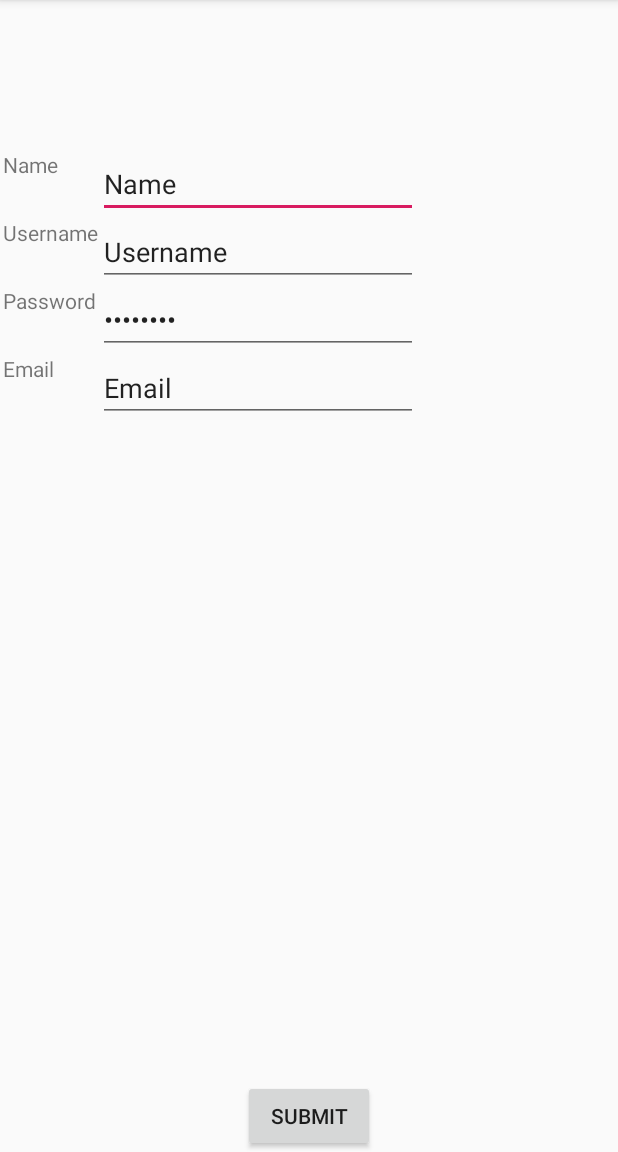
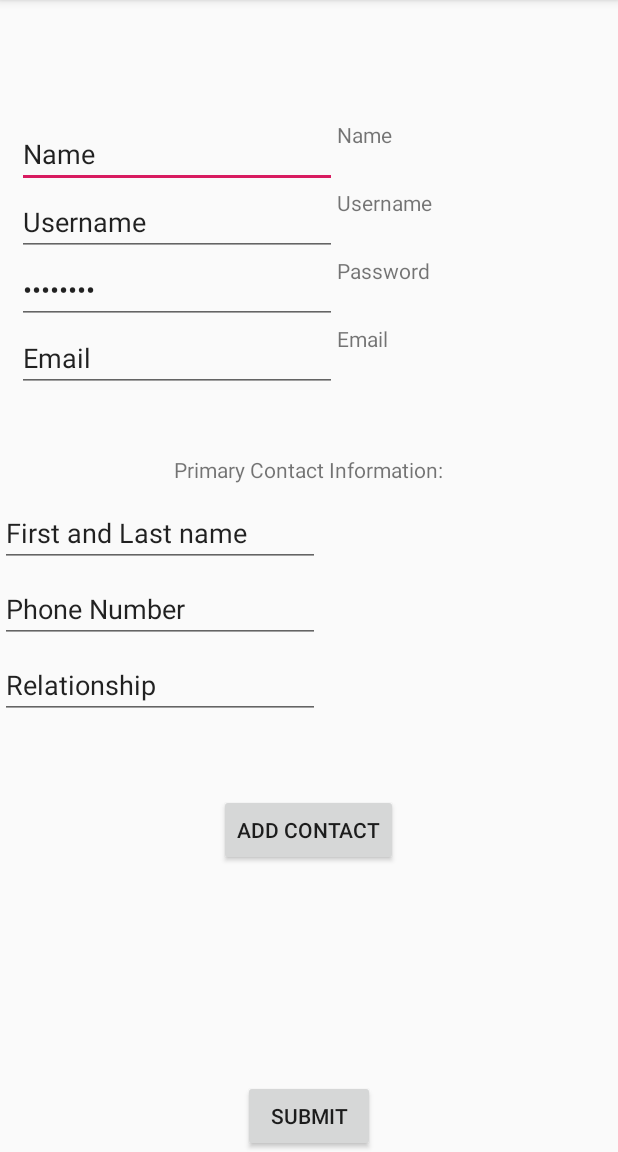
Before and after one commit to chsgwc/memory-loss-app, an Android app: the MakeAccount screen opened directly, with no data from a screen before it, on a phone screen of 412 x 824 dp, the part 84-1236 px from its top. Run offline under Robolectric (Android 15) with nearby library versions, the phone set to English and light mode, and no system bars.

Commit message:
can add unlimited contacts now, except placement is very off

```diff
--- a/MemoryLossApp/app/src/main/java/com/example/memorylossapp/MakeAccount.java
+++ b/MemoryLossApp/app/src/main/java/com/example/memorylossapp/MakeAccount.java
@@ -1,22 +1,30 @@
 package com.example.memorylossapp;
 
 import androidx.appcompat.app.AppCompatActivity;
+import androidx.constraintlayout.widget.ConstraintLayout;
 
+import android.app.ActionBar;
+import android.content.Context;
 import android.os.Bundle;
+import android.view.Gravity;
 import android.view.View;
 import android.widget.Button;
 import android.widget.EditText;
+import android.widget.TextView;
 import android.widget.Toast;
 
 public class MakeAccount extends AppCompatActivity {
     DatabaseHelper myDB;
     EditText editName, editUsername, editPassword, editEmail;
-    Button submitButton;
+    Button submitButton, addContactButton;
+    ConstraintLayout constraintLayout; //could be a linear layout if easier!!! (use this link:
 
     @Override
     protected void onCreate(Bundle savedInstanceState) {
         super.onCreate(savedInstanceState);
         setContentView(R.layout.activity_make_account);
+
+        constraintLayout = findViewById(R.id.ogConstraintLayout);
 
         //make instance of class: DatabaseHelper, calls constructor (create DB + table)!
         myDB = new DatabaseHelper(this);
@@ -26,10 +34,28 @@ public class MakeAccount extends AppCompatActivity {
         editPassword = (EditText) findViewById(R.id.passwordText);
         editEmail = (EditText) findViewById(R.id.emailEditText);
         submitButton = (Button) findViewById(R.id.submitBtn);
+        addContactButton = (Button) findViewById(R.id.addContactBtn);
+
+        //generate contacts on the screen
+        final Context context = getApplicationContext();
+        addContactButton.setOnClickListener(
+                new View.OnClickListener() {
+                    @Override
+                    public void onClick(View view) {
+                        //dynamically add buttons
+                        TextView textView = new TextView(context);
+                        textView.setText("made in JAVA CODE!!!!! BUT I CANT POSITION IT CORRECTLY");
+                        ConstraintLayout.LayoutParams textViewLayoutParams = new ConstraintLayout.LayoutParams(ConstraintLayout.LayoutParams.WRAP_CONTENT, ConstraintLayout.LayoutParams.WRAP_CONTENT);
+                        textView.setLayoutParams(textViewLayoutParams);
+                        constraintLayout.addView(textView);
+                    }
+                }
+        );
 
         AddData(); //method will be called whenever submit Button clicked!
     }
 
+    //storing data in database
     public void AddData() {
         submitButton.setOnClickListener(
                 new View.OnClickListener() {
@@ -44,4 +70,6 @@ public class MakeAccount extends AppCompatActivity {
                 }
         );
     }
+
+
 }
--- a/MemoryLossApp/app/src/main/res/layout/activity_make_account.xml
+++ b/MemoryLossApp/app/src/main/res/layout/activity_make_account.xml
@@ -2,17 +2,16 @@
 <androidx.constraintlayout.widget.ConstraintLayout xmlns:android="http://schemas.android.com/apk/res/android"
     xmlns:app="http://schemas.android.com/apk/res-auto"
     xmlns:tools="http://schemas.android.com/tools"
+    android:id="@+id/ogConstraintLayout"
     android:layout_width="match_parent"
     android:layout_height="match_parent"
     tools:context=".MakeAccount">
 
     <TableLayout
         android:id="@+id/table"
-        android:layout_width="408dp"
-        android:layout_height="552dp"
-        android:layout_marginTop="16dp"
-        android:layout_marginBottom="32dp"
-        app:layout_constraintBottom_toBottomOf="parent"
+        android:layout_width="389dp"
+        android:layout_height="203dp"
+        android:layout_marginTop="80dp"
         app:layout_constraintEnd_toEndOf="parent"
         app:layout_constraintStart_toStartOf="parent"
         app:layout_constraintTop_toTopOf="parent">
@@ -21,10 +20,7 @@
             android:layout_width="match_parent"
             android:layout_height="match_parent"
             android:stretchColumns="1">
-            <TextView
-                android:layout_width="fill_parent"
-                android:layout_height="fill_parent"
-                android:text="Name" />
+
             <EditText
                 android:id="@+id/nameEditText"
                 android:layout_width="wrap_content"
@@ -33,7 +29,10 @@
                 android:inputType="textPersonName"
                 android:text="Name" />
 
-
+            <TextView
+                android:layout_width="fill_parent"
+                android:layout_height="fill_parent"
+                android:text="Name" />
 
 
         </TableRow>
@@ -42,10 +41,6 @@
             android:layout_width="match_parent"
             android:layout_height="match_parent"
             android:stretchColumns="2">
-            <TextView
-                android:layout_width="fill_parent"
-                android:layout_height="fill_parent"
-                android:text="Username" />
 
             <EditText
                 android:id="@+id/usernameEditText"
@@ -55,6 +50,10 @@
                 android:inputType="textPersonName"
                 android:text="Username" />
 
+            <TextView
+                android:layout_width="fill_parent"
+                android:layout_height="fill_parent"
+                android:text="Username" />
 
 
         </TableRow>
@@ -62,10 +61,7 @@
         <TableRow
             android:layout_width="match_parent"
             android:layout_height="match_parent">
-            <TextView
-                android:layout_width="fill_parent"
-                android:layout_height="fill_parent"
-                android:text="Password" />
+
             <EditText
                 android:id="@+id/passwordText"
                 android:layout_width="wrap_content"
@@ -74,7 +70,10 @@
                 android:inputType="textPassword"
                 android:text="Username" />
 
-
+            <TextView
+                android:layout_width="fill_parent"
+                android:layout_height="fill_parent"
+                android:text="Password" />
 
 
         </TableRow>
@@ -82,10 +81,7 @@
         <TableRow
             android:layout_width="match_parent"
             android:layout_height="match_parent">
-            <TextView
-                android:layout_width="fill_parent"
-                android:layout_height="fill_parent"
-                android:text="Email" />
+
             <EditText
                 android:id="@+id/emailEditText"
                 android:layout_width="wrap_content"
@@ -94,7 +90,10 @@
                 android:inputType="textPersonName"
                 android:text="Email" />
 
-
+            <TextView
+                android:layout_width="fill_parent"
+                android:layout_height="fill_parent"
+                android:text="Email" />
 
 
         </TableRow>
@@ -109,4 +108,58 @@
         app:layout_constraintBottom_toBottomOf="parent"
         app:layout_constraintEnd_toEndOf="parent"
         app:layout_constraintStart_toStartOf="parent" />
+
+    <Button
+        android:id="@+id/addContactBtn"
+        android:layout_width="wrap_content"
+        android:layout_height="wrap_content"
+        android:layout_marginTop="50dp"
+        android:text="Add Contact"
+        app:layout_constraintEnd_toEndOf="parent"
+        app:layout_constraintHorizontal_bias="0.498"
+        app:layout_constraintStart_toStartOf="parent"
+        app:layout_constraintTop_toBottomOf="@+id/ContactRelEditText" />
+
+    <TextView
+        android:id="@+id/Contact1TextView"
+        android:layout_width="wrap_content"
+        android:layout_height="wrap_content"
+        android:layout_marginTop="20dp"
+        android:text="Primary Contact Information:"
+        app:layout_constraintEnd_toEndOf="parent"
+        app:layout_constraintStart_toStartOf="parent"
+        app:layout_constraintTop_toBottomOf="@+id/table" />
+
+    <EditText
+        android:id="@+id/ContactName1EditText"
+        android:layout_width="wrap_content"
+        android:layout_height="wrap_content"
+        android:layout_marginTop="10dp"
+        android:ems="10"
+        android:inputType="textPersonName"
+        android:text="First and Last name"
+        app:layout_constraintStart_toStartOf="parent"
+        app:layout_constraintTop_toBottomOf="@+id/Contact1TextView" />
+
+    <EditText
+        android:id="@+id/ContactPhoneEditText"
+        android:layout_width="wrap_content"
+        android:layout_height="wrap_content"
+        android:layout_marginTop="5dp"
+        android:ems="10"
+        android:inputType="phone"
+        android:text="Phone Number"
+        app:layout_constraintStart_toStartOf="parent"
+        app:layout_constraintTop_toBottomOf="@+id/ContactName1EditText" />
+
+    <EditText
+        android:id="@+id/ContactRelEditText"
+        android:layout_width="wrap_content"
+        android:layout_height="wrap_content"
+        android:layout_marginTop="5dp"
+        android:ems="10"
+        android:inputType="textPersonName"
+        android:text="Relationship"
+        app:layout_constraintStart_toStartOf="parent"
+        app:layout_constraintTop_toBottomOf="@+id/ContactPhoneEditText" />
 </androidx.constraintlayout.widget.ConstraintLayout>
```
